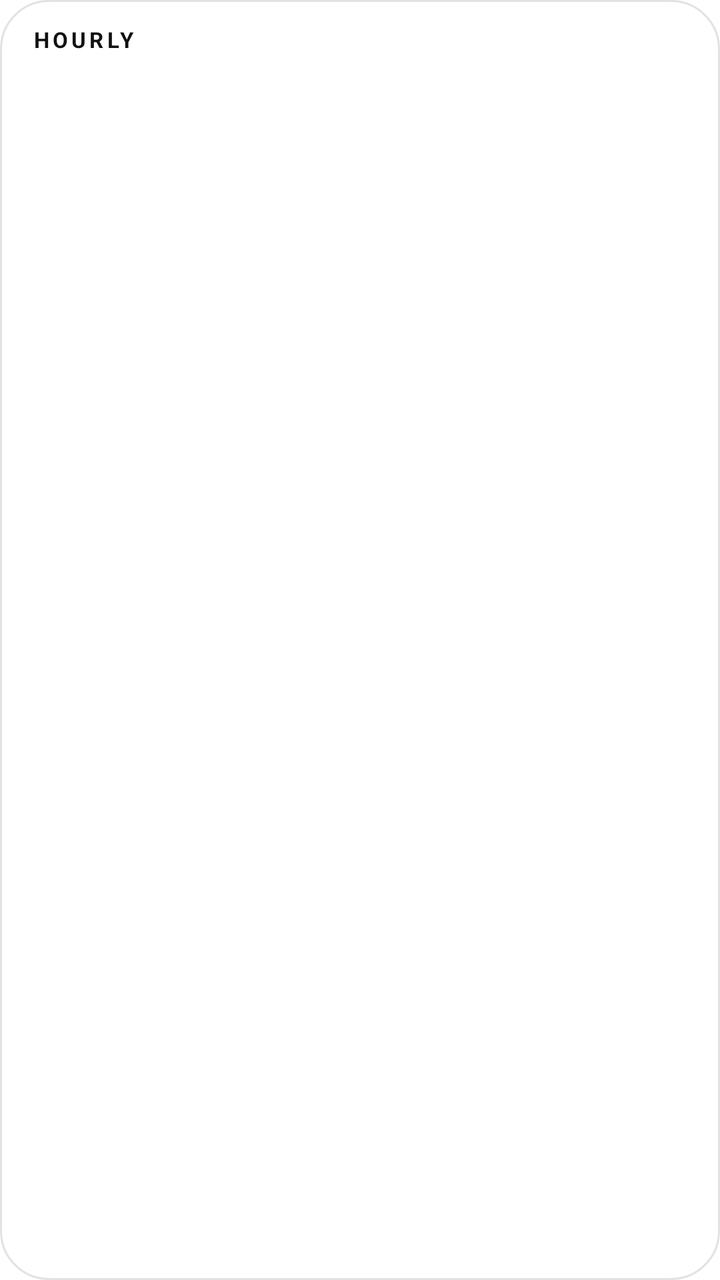
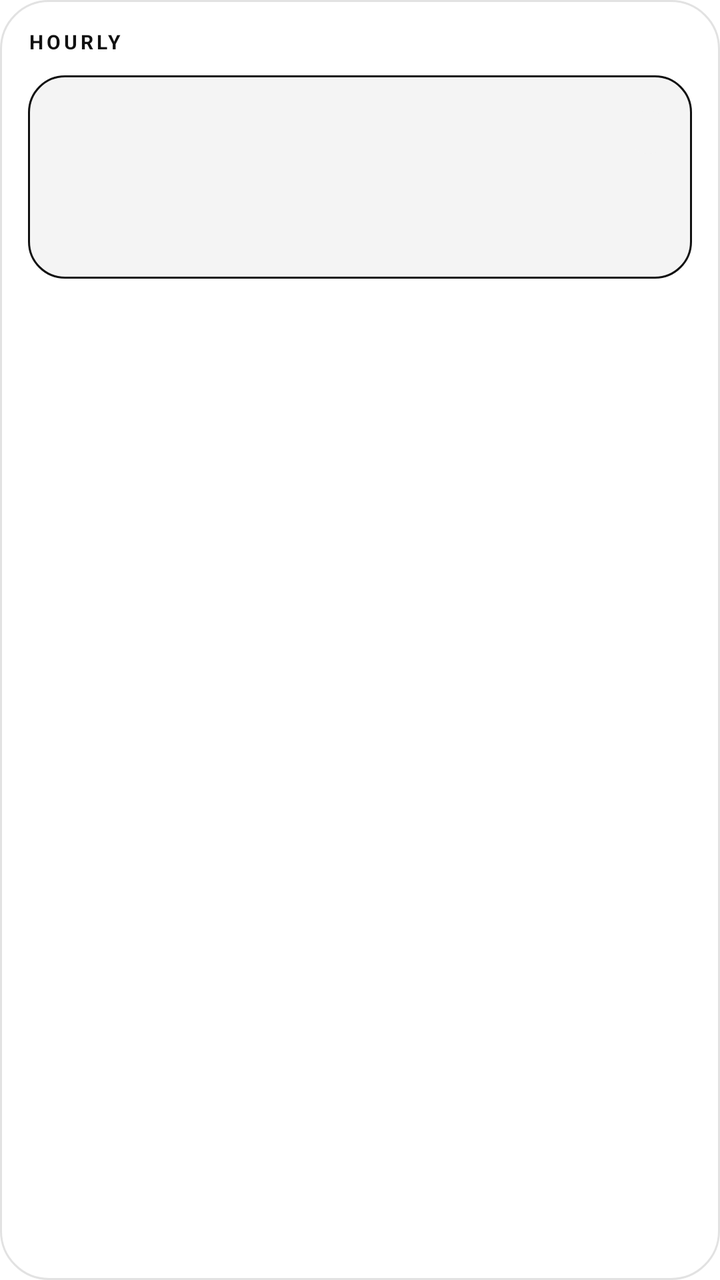

An Android layout rendered at two revisions. The XML below is the earlier revision; the diff shows what the commit changed to produce the second picture.
<!-- AndroidManifest.xml: fallback theme Theme.MaterialComponents.DayNight.NoActionBar -->
<!-- res/layout/hourly_widget.xml -->
<?xml version="1.0" encoding="utf-8"?>
<LinearLayout xmlns:android="http://schemas.android.com/apk/res/android"
    android:layout_width="match_parent"
    android:layout_height="match_parent"
    android:background="@drawable/bg_widget"
    android:orientation="vertical"
    android:paddingStart="16dp"
    android:paddingTop="12dp"
    android:paddingEnd="16dp"
    android:paddingBottom="12dp">

    
    <LinearLayout
        android:layout_width="match_parent"
        android:layout_height="wrap_content"
        android:gravity="center_vertical"
        android:orientation="horizontal">

        <TextView
            android:id="@+id/widget_brand"
            android:layout_width="0dp"
            android:layout_height="wrap_content"
            android:layout_weight="1"
            android:letterSpacing="0.16"
            android:text="@string/widget_brand"
            android:textColor="@color/widget_accent"
            android:textSize="11sp"
            android:textStyle="bold" />

        <TextView
            android:id="@+id/widget_day"
            android:layout_width="wrap_content"
            android:layout_height="wrap_content"
            android:letterSpacing="0.10"
            android:textColor="@color/widget_muted"
            android:textSize="11.5sp"
            android:textStyle="bold" />
    </LinearLayout>

    
    <LinearLayout
        android:id="@+id/widget_body"
        android:layout_width="match_parent"
        android:layout_height="wrap_content"
        android:layout_marginTop="6dp"
        android:orientation="vertical" />

    
    <LinearLayout
        android:id="@+id/widget_day_strip"
        android:layout_width="match_parent"
        android:layout_height="8dp"
        android:layout_marginTop="8dp"
        android:gravity="center_vertical"
        android:orientation="horizontal" />

    <TextView
        android:id="@+id/widget_progress"
        android:layout_width="match_parent"
        android:layout_height="wrap_content"
        android:layout_marginTop="4dp"
        android:ellipsize="end"
        android:includeFontPadding="false"
        android:letterSpacing="0.02"
        android:maxLines="1"
        android:textColor="@color/widget_muted"
        android:textSize="11.5sp" />

    
    <TextView
        android:id="@+id/widget_tail"
        android:layout_width="match_parent"
        android:layout_height="0dp"
        android:layout_weight="1" />
</LinearLayout>
<!-- resources referenced by this layout -->
<resources>
  <color name="widget_accent">#111111</color>
  <color name="widget_muted">#5A5A5A</color>
  <!-- drawable bg_widget (drawable) -->
  <?xml version="1.0" encoding="utf-8"?>
  <shape xmlns:android="http://schemas.android.com/apk/res/android"
      android:shape="rectangle">
      <solid android:color="@color/widget_background" />
      <corners android:radius="24dp" />
      <stroke
          android:width="1dp"
          android:color="@color/widget_stroke" />
  </shape>
  <string name="widget_brand">HOURLY</string>
  <color name="widget_background">#FFFFFF</color>
  <color name="widget_stroke">#E2E2E2</color>
</resources>

<!-- the commit's change to res/layout/hourly_widget.xml (unified diff, before → after) -->
@@ -4,12 +4,8 @@
     android:layout_height="match_parent"
     android:background="@drawable/bg_widget"
     android:orientation="vertical"
-    android:paddingStart="16dp"
-    android:paddingTop="12dp"
-    android:paddingEnd="16dp"
-    android:paddingBottom="12dp">
+    android:padding="14dp">
 
-    
     <LinearLayout
         android:layout_width="match_parent"
         android:layout_height="wrap_content"
@@ -17,59 +13,91 @@
         android:orientation="horizontal">
 
         <TextView
-            android:id="@+id/widget_brand"
             android:layout_width="0dp"
             android:layout_height="wrap_content"
             android:layout_weight="1"
             android:letterSpacing="0.16"
             android:text="@string/widget_brand"
             android:textColor="@color/widget_accent"
-            android:textSize="11sp"
+            android:textSize="10sp"
             android:textStyle="bold" />
 
         <TextView
             android:id="@+id/widget_day"
             android:layout_width="wrap_content"
             android:layout_height="wrap_content"
-            android:letterSpacing="0.10"
+            android:letterSpacing="0.1"
             android:textColor="@color/widget_muted"
-            android:textSize="11.5sp"
+            android:textSize="10sp"
             android:textStyle="bold" />
     </LinearLayout>
 
-    
     <LinearLayout
-        android:id="@+id/widget_body"
+        android:id="@+id/hero_card"
         android:layout_width="match_parent"
         android:layout_height="wrap_content"
-        android:layout_marginTop="6dp"
-        android:orientation="vertical" />
+        android:layout_marginTop="10dp"
+        android:background="@drawable/bg_widget_hero_active"
+        android:orientation="vertical"
+        android:paddingStart="14dp"
+        android:paddingTop="12dp"
+        android:paddingEnd="12dp"
+        android:paddingBottom="12dp">
 
-    
-    <LinearLayout
-        android:id="@+id/widget_day_strip"
-        android:layout_width="match_parent"
-        android:layout_height="8dp"
-        android:layout_marginTop="8dp"
-        android:gravity="center_vertical"
-        android:orientation="horizontal" />
+        <LinearLayout
+            android:layout_width="match_parent"
+            android:layout_height="wrap_content"
+            android:gravity="center_vertical"
+            android:orientation="horizontal">
 
-    <TextView
-        android:id="@+id/widget_progress"
-        android:layout_width="match_parent"
-        android:layout_height="wrap_content"
-        android:layout_marginTop="4dp"
-        android:ellipsize="end"
-        android:includeFontPadding="false"
-        android:letterSpacing="0.02"
-        android:maxLines="1"
-        android:textColor="@color/widget_muted"
-        android:textSize="11.5sp" />
+            <TextView
+                android:id="@+id/hero_time"
+                android:layout_width="0dp"
+                android:layout_height="wrap_content"
+                android:layout_weight="1"
+                android:fontFeatureSettings="tnum"
+                android:includeFontPadding="false"
+                android:letterSpacing="-0.02"
+                android:textColor="@color/widget_text"
+                android:textSize="28sp"
+                android:textStyle="bold" />
 
-    
-    <TextView
-        android:id="@+id/widget_tail"
-        android:layout_width="match_parent"
-        android:layout_height="0dp"
-        android:layout_weight="1" />
+            <TextView
+                android:id="@+id/hero_chip"
+                android:layout_width="wrap_content"
+                android:layout_height="wrap_content"
+                android:background="@drawable/bg_widget_chip_active"
+                android:letterSpacing="0.1"
+                android:paddingStart="10dp"
+                android:paddingTop="4dp"
+                android:paddingEnd="10dp"
+                android:paddingBottom="4dp"
+                android:textColor="@color/widget_active_text"
+                android:textSize="10sp"
+                android:textStyle="bold" />
+        </LinearLayout>
+
+        <TextView
+            android:id="@+id/hero_text"
+            android:layout_width="match_parent"
+            android:layout_height="wrap_content"
+            android:layout_marginTop="6dp"
+            android:ellipsize="end"
+            android:includeFontPadding="false"
+            android:maxLines="2"
+            android:textColor="@color/widget_text"
+            android:textSize="17sp"
+            android:textStyle="bold" />
+
+        <TextView
+            android:id="@+id/hero_meta"
+            android:layout_width="match_parent"
+            android:layout_height="wrap_content"
+            android:layout_marginTop="6dp"
+            android:ellipsize="end"
+            android:includeFontPadding="false"
+            android:maxLines="1"
+            android:textColor="@color/widget_muted"
+            android:textSize="11sp" />
+    </LinearLayout>
 </LinearLayout>
<!-- resource entries referenced after the edit -->
@@ -1,7 +1,9 @@
 <!-- resources referenced by this layout -->
 <resources>
   <color name="widget_accent">#111111</color>
+  <color name="widget_active_text">#111111</color>
   <color name="widget_muted">#5A5A5A</color>
+  <color name="widget_text">#111111</color>
   <!-- drawable bg_widget (drawable) -->
   <?xml version="1.0" encoding="utf-8"?>
   <shape xmlns:android="http://schemas.android.com/apk/res/android"
@@ -12,8 +14,27 @@
           android:width="1dp"
           android:color="@color/widget_stroke" />
   </shape>
+  <!-- drawable bg_widget_chip_active (drawable) -->
+  <?xml version="1.0" encoding="utf-8"?>
+  <shape xmlns:android="http://schemas.android.com/apk/res/android"
+      android:shape="rectangle">
+      <solid android:color="@color/widget_active_bg" />
+      <corners android:radius="20dp" />
+  </shape>
+  <!-- drawable bg_widget_hero_active (drawable) -->
+  <?xml version="1.0" encoding="utf-8"?>
+  <shape xmlns:android="http://schemas.android.com/apk/res/android"
+      android:shape="rectangle">
+      <solid android:color="@color/widget_active_bg" />
+      <corners android:radius="18dp" />
+      <stroke
+          android:width="1dp"
+          android:color="@color/widget_active_stroke" />
+  </shape>
   <string name="widget_brand">HOURLY</string>
   <color name="widget_background">#FFFFFF</color>
   <color name="widget_stroke">#E2E2E2</color>
+  <color name="widget_active_bg">#F4F4F4</color>
+  <color name="widget_active_stroke">#111111</color>
 </resources>
 
